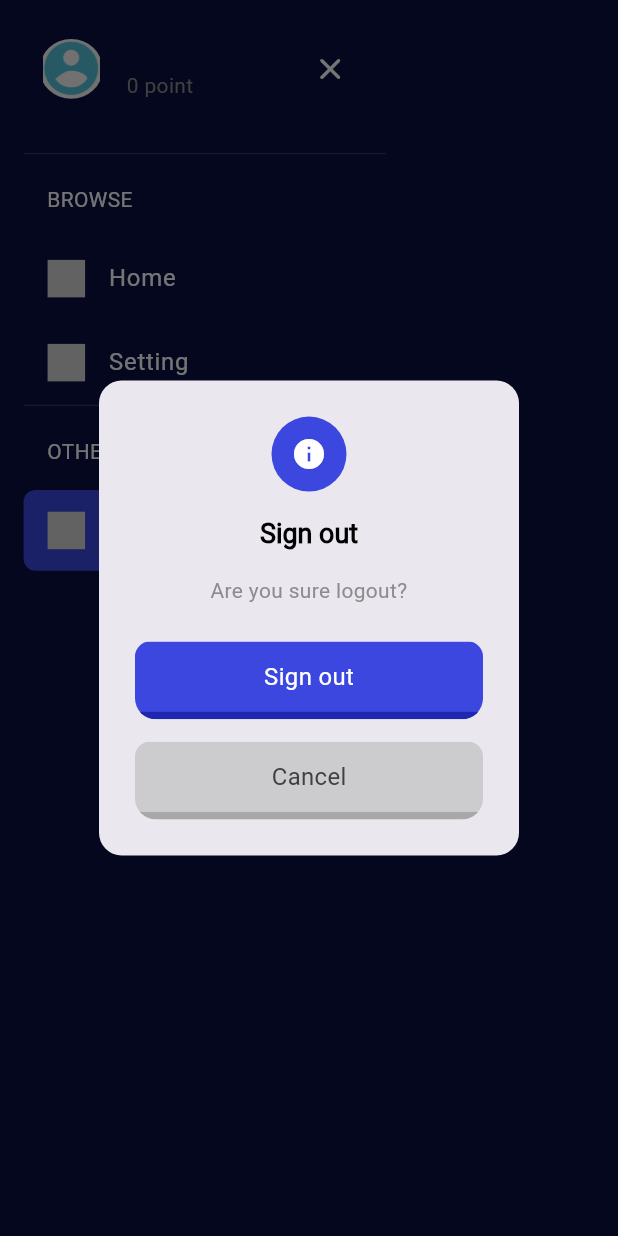
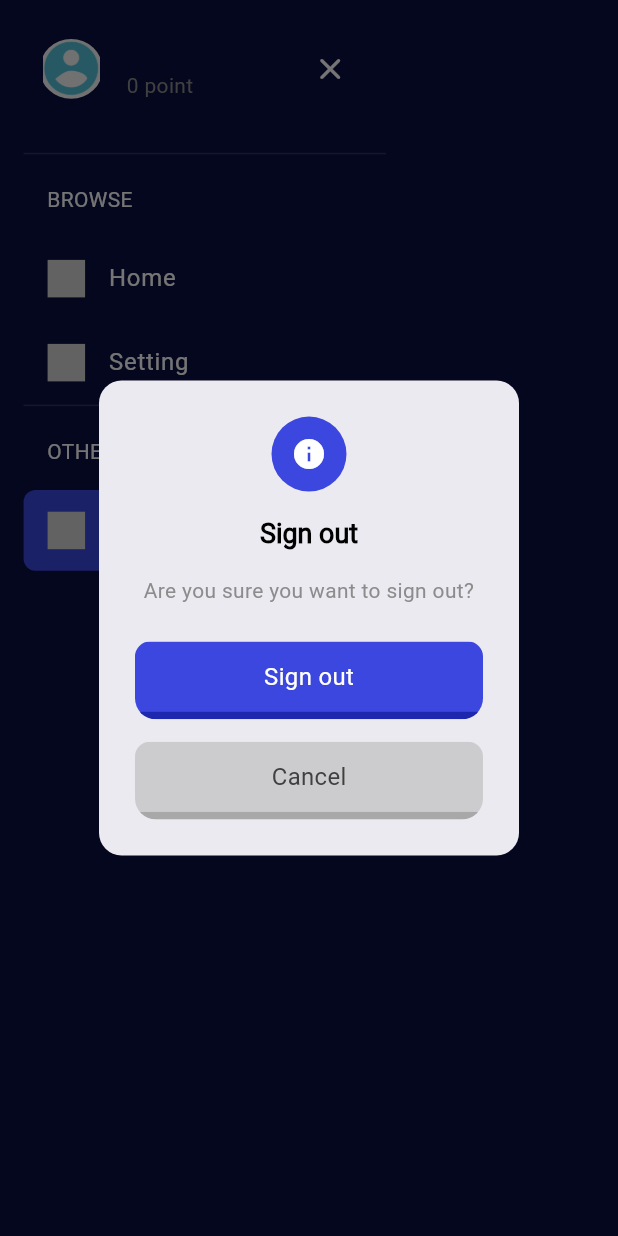
Before and after one commit to hizurk1/vocaday_app, a Flutter app: the MenuDrawer screen opened directly with empty values, after a tap on "Sign out", on a phone screen of 412 x 824 dp. Run offline on Flutter 3.47's test engine with Material 3 defaults, Android fonts, the phone set to English and light mode, and no system bars; our stand-ins replace cached_network_image, cloud_firestore, connectivity_plus, easy_localization, equatable, firebase_auth and 12 more; accounts and stored records are empty; project files that could hold a hidden picture were left out.

Commit message:
[mod] update: alertdialog & sign out ui

```diff
--- a/assets/translations/en-US.json
+++ b/assets/translations/en-US.json
@@ -41,7 +41,8 @@
     "sign_in_as_email": "Sign in as {email}",
     "invalid_email": "Email could only contains . - _ as the special characters",
     "invalid_password": "Password must contains 8 characters and numbers.",
-    "sign_out": "Sign out"
+    "sign_out": "Sign out",
+    "are_you_want_to_sign_out": "Are you sure you want to sign out?"
   },
   "app_log": {
     "on_restart": "Welcome back!"
--- a/assets/translations/vi-VN.json
+++ b/assets/translations/vi-VN.json
@@ -41,7 +41,8 @@
     "sign_in_as_email": "Đăng nhập với {email}",
     "invalid_email": "Email chỉ có thể chứa . - _ là ký tự đặc biệt",
     "invalid_password": "Mật khẩu phải bao gồm 8 ký tự và chữ số.",
-    "sign_out": "Đăng xuất"
+    "sign_out": "Đăng xuất",
+    "are_you_want_to_sign_out": "Bạn có chắc chắn muốn đăng xuất?"
   },
   "app_log": {
     "on_restart": "Mừng bạn quay lại!"
--- a/lib/app/managers/navigation.dart
+++ b/lib/app/managers/navigation.dart
@@ -107,8 +107,10 @@ class Navigators {
       barrierDismissible: dissmisable,
       builder: (context) {
         return AlertDialog(
-          shape:
-              RoundedRectangleBorder(borderRadius: BorderRadius.circular(15)),
+          surfaceTintColor: context.theme.scaffoldBackgroundColor,
+          shape: RoundedRectangleBorder(
+            borderRadius: BorderRadius.circular(15.r),
+          ),
           icon: showIcon
               ? CircleAvatar(
                   backgroundColor: context.theme.primaryColor,
--- a/lib/app/screens/main/widgets/menu_drawer_tile_list.dart
+++ b/lib/app/screens/main/widgets/menu_drawer_tile_list.dart
@@ -45,9 +45,9 @@ class _MenuDrawerTileListState extends State<MenuDrawerTileList> {
       case 2:
       case 3:
         Navigators().showDialogWithButton(
-          title: "Sign out",
-          subtitle: "Are you sure logout?",
-          acceptText: "Sign out",
+          title: LocaleKeys.auth_sign_out.tr(),
+          subtitle: LocaleKeys.auth_are_you_want_to_sign_out.tr(),
+          acceptText: LocaleKeys.auth_sign_out.tr(),
           onAccept: () {
             context.read<AuthBloc>().add(RequestSignOutEvent());
           },
```
Also changed, not shown: lib/app/translations/codegen_loader.g.dart, lib/app/translations/locale_keys.g.dart.
